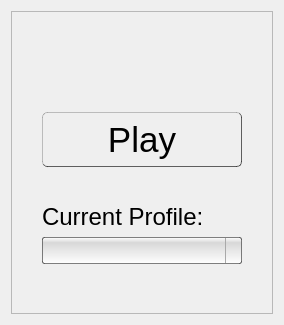
Before: the Qt Designer form files/ui/playpage.ui in OpenMW/openmw, drawn with Qt 5.
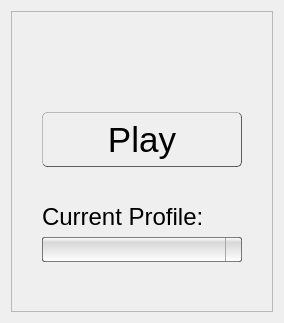
After: the same form once the commit is applied. Icons and pictures are not drawn.

Commit message: Some changes to the stylesheet and other small GUI improvements

Patch:
```diff
--- a/files/ui/playpage.ui
+++ b/files/ui/playpage.ui
@@ -19,6 +19,9 @@
      <property name="frameShadow">
       <enum>QFrame::Plain</enum>
      </property>
+     <property name="lineWidth">
+      <number>0</number>
+     </property>
      <layout class="QGridLayout" name="gridLayout">
       <property name="leftMargin">
        <number>30</number>
@@ -40,10 +43,14 @@
     border-color: rgba(0, 0, 0, 125);
     border-style: solid;
     border-radius: 2px;
+
+    font-size: 12pt;
+    font-family: &quot;EB Garamond&quot;, &quot;EB Garamond 08&quot;;
+	color: black;
 }
 
 /*QComboBox gets the &quot;on&quot; state when the popup is open */
-#profilesComboBox:!editable:on, #ProfilesComboBox::drop-down:editable:on {
+#profilesComboBox:!editable:on {
     background: qlineargradient(x1:0, y1:0, x2:0, y2:1,
         stop:0 rgba(0, 0, 0, 75),
         stop:0.1 rgba(0, 0, 0, 15),
@@ -52,13 +59,9 @@
     border: 1px solid rgba(0, 0, 0, 55);
 }
 
-#profilesComboBox { /* shift the text when the popup opens */
+#profilesComboBox:on { /* shift the text when the popup opens */
     padding-top: 3px;
     padding-left: 4px;
-
-    font-size: 12pt;
-    font-family: &quot;EB Garamond&quot;, &quot;EB Garamond 08&quot;;
-	color: black;
 }
 
 #profilesComboBox::drop-down {
@@ -82,7 +85,6 @@
     left: 1px;
 }
 
-
 #profilesComboBox QAbstractItemView {
     border: 0px;
 }</string>
```
The commit also changes 1 other file.
